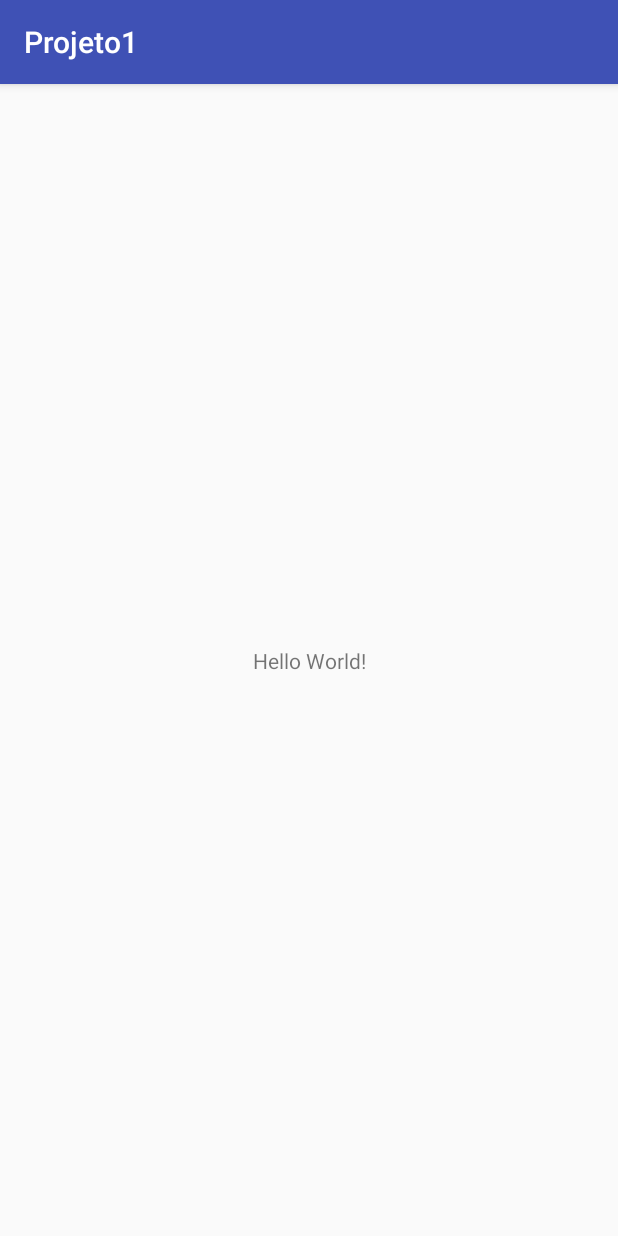
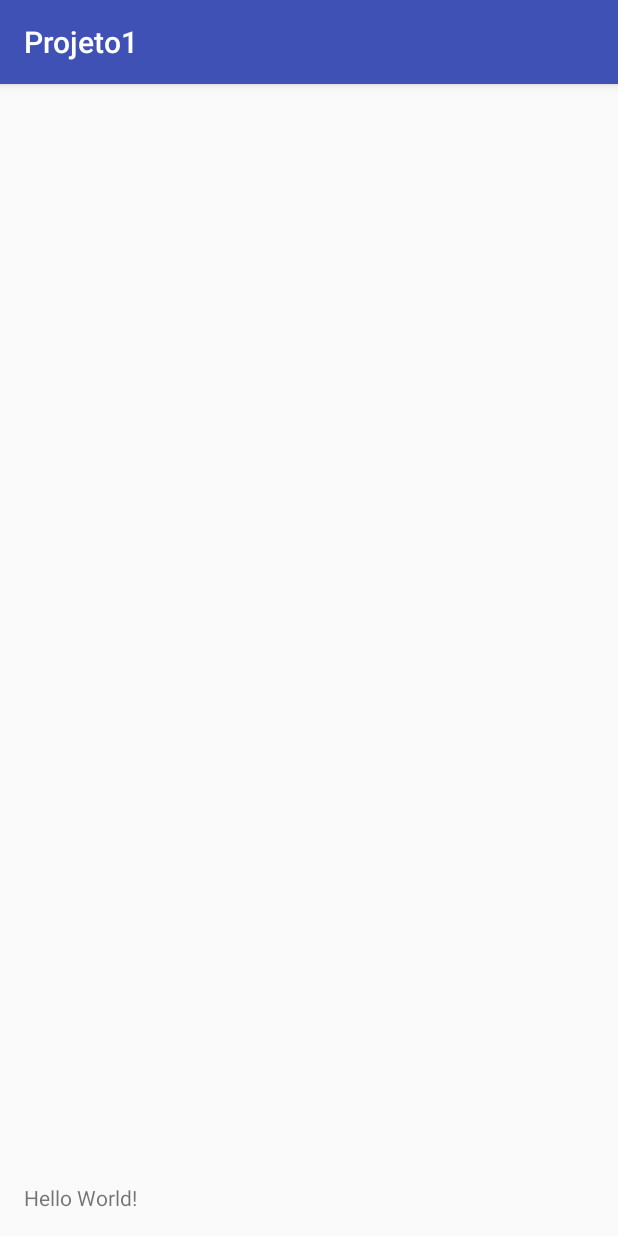
Before and after one commit to HASLM-APPs/ProjetoManhattan, an Android app: the screen it shows after launch (MainActivity), on a phone screen of 412 x 824 dp. Run offline under Robolectric (Android 15) with nearby library versions, the phone set to English and light mode, and no system bars.

Commit message:
New Layout

```diff
--- a/app/src/main/res/layout/activity_main.xml
+++ b/app/src/main/res/layout/activity_main.xml
@@ -1,6 +1,5 @@
 <?xml version="1.0" encoding="utf-8"?>
-<android.support.constraint.ConstraintLayout xmlns:android="http://schemas.android.com/apk/res/android"
-    xmlns:app="http://schemas.android.com/apk/res-auto"
+<RelativeLayout xmlns:android="http://schemas.android.com/apk/res/android"
     xmlns:tools="http://schemas.android.com/tools"
     android:layout_width="match_parent"
     android:layout_height="match_parent"
@@ -10,9 +9,10 @@
         android:layout_width="wrap_content"
         android:layout_height="wrap_content"
         android:text="Hello World!"
-        app:layout_constraintBottom_toBottomOf="parent"
-        app:layout_constraintLeft_toLeftOf="parent"
-        app:layout_constraintRight_toRightOf="parent"
-        app:layout_constraintTop_toTopOf="parent" />
+        android:layout_alignParentBottom="true"
+        android:layout_marginLeft="16dp"
+        android:layout_marginBottom="16dp"/>
 
-</android.support.constraint.ConstraintLayout>
+
+
+</RelativeLayout>
```
